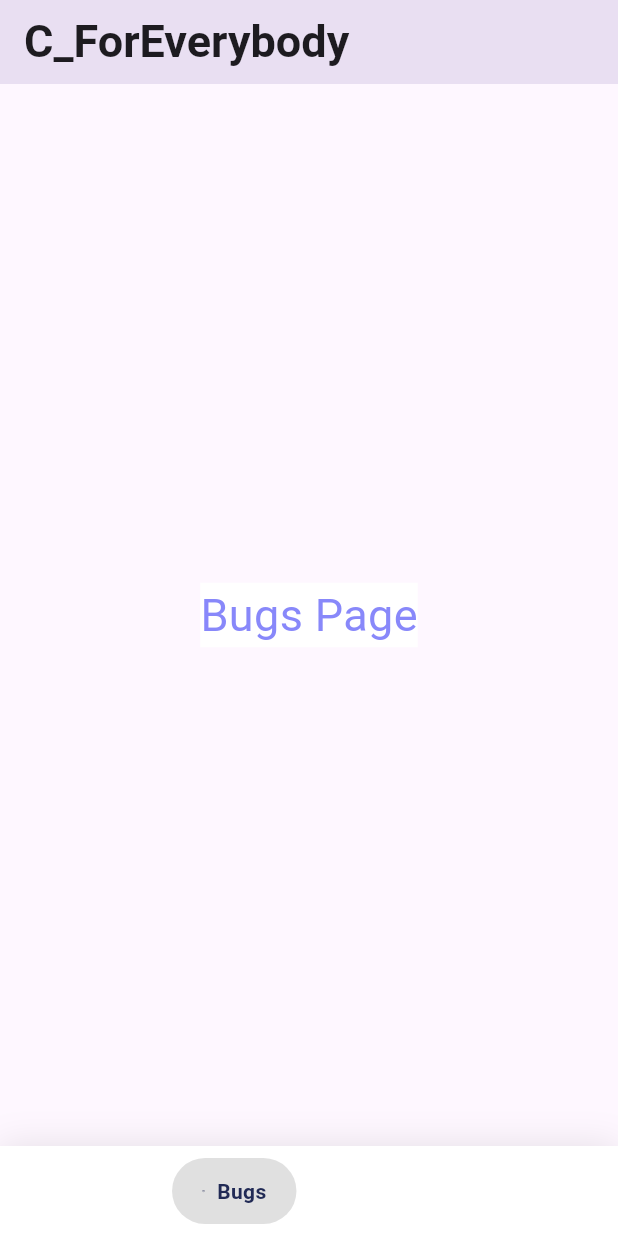
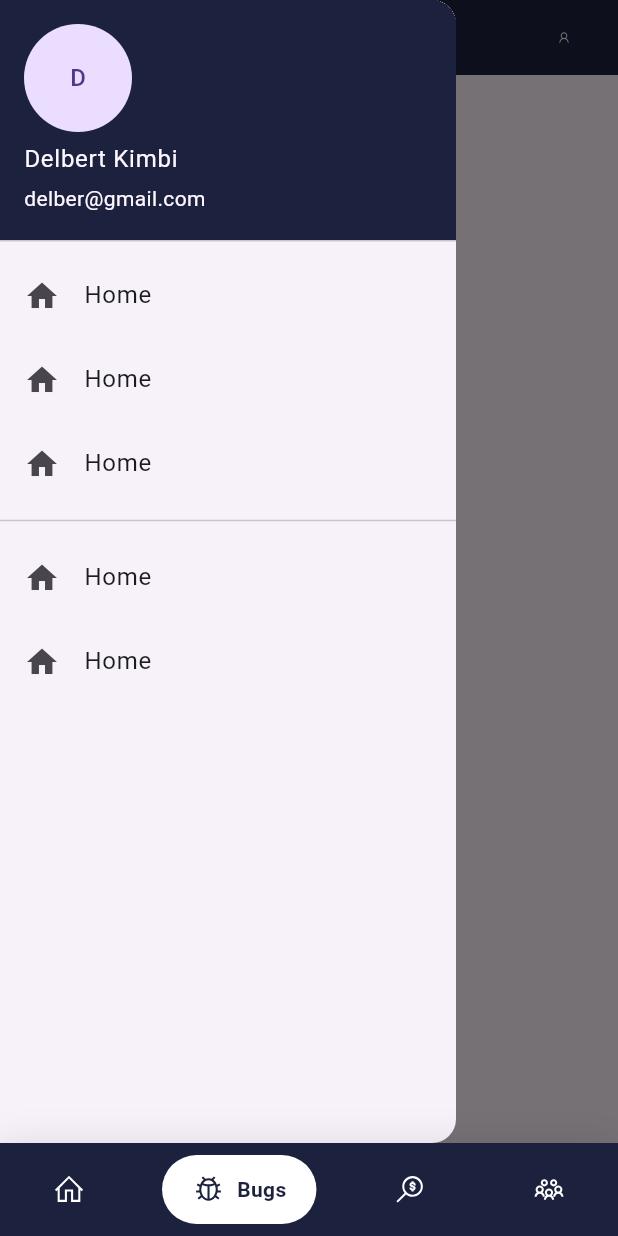
Before and after one commit to delbertkimbi/CforEveryone_APP, a Flutter app: the screen it shows after launch, item 2 of the bottom bar chosen, with the side drawer open (before the commit the screen has no drawer), on a phone screen of 412 x 824 dp. Run offline on Flutter 3.47's test engine with Material 3 defaults, Android fonts, the light colour scheme and no system bars; drawn by our look-alikes of google_nav_bar; our stand-ins replace line_icons.

Commit message:
Done with the drawer

```diff
--- a/lib/components/major/custom/appbar.dart
+++ b/lib/components/major/custom/appbar.dart
@@ -0,0 +1,41 @@
+import 'package:c_foreverybody/const/appcolors.dart';
+import 'package:c_foreverybody/const/apptext.dart';
+import 'package:flutter/material.dart';
+import 'package:line_icons/line_icons.dart';
+
+class CustomAppBar extends StatelessWidget implements PreferredSizeWidget {
+  const CustomAppBar({
+    super.key,
+  });
+
+  @override
+  Widget build(BuildContext context) {
+    return AppBar(
+      iconTheme: const IconThemeData(
+        color: Colors.white, // Change this to your desired color
+      ),
+      backgroundColor: AppColors().maincolor,
+      elevation: 0,
+      title: Text(
+        AppText().title,
+        style: const TextStyle(color: Colors.white),
+      ),
+      actions: const [
+        Padding(
+          padding: EdgeInsets.all(12.0),
+          child: IconButton(
+            onPressed: null,
+            icon: Icon(
+              LineIcons.user,
+              color: Colors.white,
+            ),
+          ),
+        )
+      ],
+      centerTitle: true,
+    );
+  }
+
+  @override
+  Size get preferredSize => const Size.fromHeight(50);
+}
--- a/lib/components/major/custom/drawer.dart
+++ b/lib/components/major/custom/drawer.dart
@@ -0,0 +1,43 @@
+import 'package:c_foreverybody/const/appcolors.dart';
+import 'package:flutter/material.dart';
+
+class CustomDrawer extends StatelessWidget {
+  final String userName;
+  final String userEmail;
+  final List<Widget> tiles;
+
+  const CustomDrawer({
+    super.key,
+    required this.userName,
+    required this.userEmail,
+    required this.tiles,
+  });
+
+  @override
+  Widget build(BuildContext context) {
+    return Drawer(
+      child: Column(
+        children: [
+          UserAccountsDrawerHeader(
+            decoration: BoxDecoration(
+              color: AppColors().maincolor,
+            ),
+            accountName: Text(userName),
+            accountEmail: Text(userEmail),
+            currentAccountPicture: CircleAvatar(
+              child: Text(userName[0]),
+            ),
+          ),
+          Expanded(
+            child: ListView.builder(
+              itemCount: tiles.length,
+              itemBuilder: (BuildContext context, int index) {
+                return tiles[index];
+              },
+            ),
+          ),
+        ],
+      ),
+    );
+  }
+}
--- /dev/null
+++ b/lib/components/minor/listtile.dart
@@ -0,0 +1,15 @@
+import 'package:flutter/material.dart';
+class CustomListTile extends StatelessWidget {
+  const CustomListTile({super.key, required this.title, required this.icon, this.trailling});
+  final String title;
+  final Widget icon;
+  final Widget? trailling;
+  @override
+  Widget build(BuildContext context) {
+    return ListTile(
+      title: Text(title),
+      leading: icon,
+      trailing: trailling,
+    );
+  }
+}
--- a/lib/const/appcolors.dart
+++ b/lib/const/appcolors.dart
@@ -1,6 +1,6 @@
 import 'package:flutter/material.dart';
 
 class AppColors {
-  Color maincolor = const Color.fromARGB(255, 33, 42, 85);
-  Color headertext =const Color.fromARGB(199, 102, 102, 248);
+  Color maincolor = const Color.fromARGB(255, 28, 34, 61);
+  Color headertext = const Color.fromARGB(199, 102, 102, 248);
 }
--- a/lib/pages/bugs.dart
+++ b/lib/pages/bugs.dart
@@ -1,3 +1,6 @@
+import 'package:c_foreverybody/components/major/custom/appbar.dart';
+import 'package:c_foreverybody/components/major/custom/drawer.dart';
+import 'package:c_foreverybody/components/minor/listtile.dart';
 import 'package:c_foreverybody/const/appcolors.dart';
 import 'package:flutter/material.dart';
 
@@ -12,6 +15,21 @@ class _BugsPageState extends State<BugsPage> {
   @override
   Widget build(BuildContext context) {
     return Scaffold(
+      appBar: const CustomAppBar(),
+      drawer: const CustomDrawer(
+        userName: "Delbert Kimbi",
+        userEmail: "delber@gmail.com",
+        tiles: [
+          CustomListTile(title: "Home", icon: Icon(Icons.home)),
+          CustomListTile(title: "Home", icon: Icon(Icons.home)),
+          CustomListTile(title: "Home", icon: Icon(Icons.home)),
+          Divider(
+            height: 20,
+          ),
+          CustomListTile(title: "Home", icon: Icon(Icons.home)),
+          CustomListTile(title: "Home", icon: Icon(Icons.home))
+        ],
+      ),
       body: Center(
         child: Container(
           color: Colors.white,
--- a/lib/pages/homepage.dart
+++ b/lib/pages/homepage.dart
@@ -1,3 +1,6 @@
+import 'package:c_foreverybody/components/major/custom/appbar.dart';
+import 'package:c_foreverybody/components/major/custom/drawer.dart';
+import 'package:c_foreverybody/components/minor/listtile.dart';
 import 'package:c_foreverybody/const/appcolors.dart';
 import 'package:flutter/material.dart';
 
@@ -12,6 +15,21 @@ class _HomePageState extends State<HomePage> {
   @override
   Widget build(BuildContext context) {
     return Scaffold(
+       appBar: const CustomAppBar(),
+      drawer: const CustomDrawer(
+        userName: "Delbert Kimbi",
+        userEmail: "delber@gmail.com",
+        tiles: [
+          CustomListTile(title: "Home", icon: Icon(Icons.home)),
+          CustomListTile(title: "Home", icon: Icon(Icons.home)),
+          CustomListTile(title: "Home", icon: Icon(Icons.home)),
+          Divider(
+            height: 20,
+          ),
+          CustomListTile(title: "Home", icon: Icon(Icons.home)),
+          CustomListTile(title: "Home", icon: Icon(Icons.home))
+        ],
+      ),
       body: Center(
         child: Container(
           color: Colors.white,
--- a/lib/pages/people.dart
+++ b/lib/pages/people.dart
@@ -1,3 +1,6 @@
+import 'package:c_foreverybody/components/major/custom/appbar.dart';
+import 'package:c_foreverybody/components/major/custom/drawer.dart';
+import 'package:c_foreverybody/components/minor/listtile.dart';
 import 'package:c_foreverybody/const/appcolors.dart';
 import 'package:flutter/material.dart';
 
@@ -12,6 +15,21 @@ class _PeoplesPageState extends State<PeoplesPage> {
   @override
   Widget build(BuildContext context) {
     return Scaffold(
+       appBar: const CustomAppBar(),
+      drawer: const CustomDrawer(
+        userName: "Delbert Kimbi",
+        userEmail: "delber@gmail.com",
+        tiles: [
+          CustomListTile(title: "Home", icon: Icon(Icons.home)),
+          CustomListTile(title: "Home", icon: Icon(Icons.home)),
+          CustomListTile(title: "Home", icon: Icon(Icons.home)),
+          Divider(
+            height: 20,
+          ),
+          CustomListTile(title: "Home", icon: Icon(Icons.home)),
+          CustomListTile(title: "Home", icon: Icon(Icons.home))
+        ],
+      ),
       body: Center(
         child: Container(
           color: Colors.white,
--- a/lib/pages/solutions.dart
+++ b/lib/pages/solutions.dart
@@ -1,3 +1,6 @@
+import 'package:c_foreverybody/components/major/custom/appbar.dart';
+import 'package:c_foreverybody/components/major/custom/drawer.dart';
+import 'package:c_foreverybody/components/minor/listtile.dart';
 import 'package:flutter/material.dart';
 
 import '../const/appcolors.dart';
@@ -13,6 +16,21 @@ class _SolutionsPageState extends State<SolutionsPage> {
   @override
   Widget build(BuildContext context) {
     return Scaffold(
+      appBar: const CustomAppBar(),
+      drawer: const CustomDrawer(
+        userName: "Delbert Kimbi",
+        userEmail: "delber@gmail.com",
+        tiles: [
+          CustomListTile(title: "Home", icon: Icon(Icons.home)),
+          CustomListTile(title: "Home", icon: Icon(Icons.home)),
+          CustomListTile(title: "Home", icon: Icon(Icons.home)),
+          Divider(
+            height: 20,
+          ),
+          CustomListTile(title: "Home", icon: Icon(Icons.home)),
+          CustomListTile(title: "Home", icon: Icon(Icons.home))
+        ],
+      ),
       body: Center(
         child: Container(
           color: Colors.white,
--- a/lib/startup.dart
+++ b/lib/startup.dart
@@ -1,5 +1,4 @@
 import 'package:c_foreverybody/const/appcolors.dart';
-import 'package:c_foreverybody/const/apptext.dart';
 import 'package:c_foreverybody/pages/bugs.dart';
 import 'package:c_foreverybody/pages/homepage.dart';
 import 'package:c_foreverybody/pages/people.dart';
@@ -19,8 +18,6 @@ class MyHomePage extends StatefulWidget {
 
 class _MyHomePageState extends State<MyHomePage> {
   int _selectedIndex = 0;
-  static const TextStyle optionStyle =
-      TextStyle(fontSize: 30, fontWeight: FontWeight.w600);
   static const List<Widget> _widgetOptions = <Widget>[
     HomePage(),
     BugsPage(),
@@ -31,19 +28,12 @@ class _MyHomePageState extends State<MyHomePage> {
   Widget build(BuildContext context) {
     return Scaffold(
       backgroundColor: Colors.white,
-      appBar: AppBar(
-        elevation: 20,
-        title: Text(
-          AppText().title,
-          style: optionStyle,
-        ),
-      ),
       body: Center(
         child: _widgetOptions.elementAt(_selectedIndex),
       ),
       bottomNavigationBar: Container(
         decoration: BoxDecoration(
-          color: Colors.white,
+          color: AppColors().maincolor,
           boxShadow: [
             BoxShadow(
               blurRadius: 20,
@@ -56,13 +46,13 @@ class _MyHomePageState extends State<MyHomePage> {
             padding: const EdgeInsets.symmetric(horizontal: 15.0, vertical: 8),
             child: GNav(
               rippleColor: Colors.grey[300]!,
-              hoverColor: Colors.grey[100]!,
+              hoverColor: Colors.grey[800]!,
               gap: 8,
               activeColor: AppColors().maincolor,
-              iconSize: 2,
+              iconSize: 22,
               padding: const EdgeInsets.symmetric(horizontal: 20, vertical: 12),
               duration: const Duration(milliseconds: 400),
-              tabBackgroundColor: Colors.grey[300]!,
+              tabBackgroundColor: Colors.white,
               color: AppColors().maincolor,
               tabs: const [
                 GButton(
@@ -71,7 +61,7 @@ class _MyHomePageState extends State<MyHomePage> {
                   iconColor: Colors.white,
                 ),
                 GButton(
-                  icon: LineIcons.heart,
+                  icon: LineIcons.bug,
                   text: 'Bugs',
                   iconColor: Colors.white,
                 ),
```
Also changed, not shown: lib/const/appiages.dart (deleted), lib/const/appimages.dart (added).
